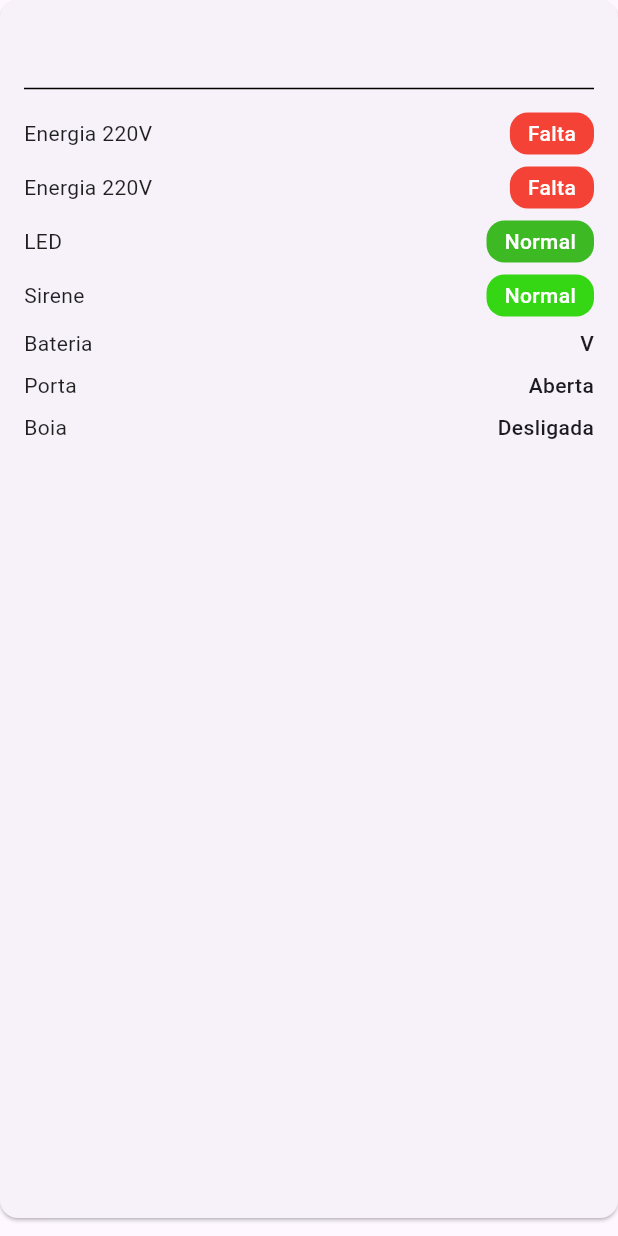
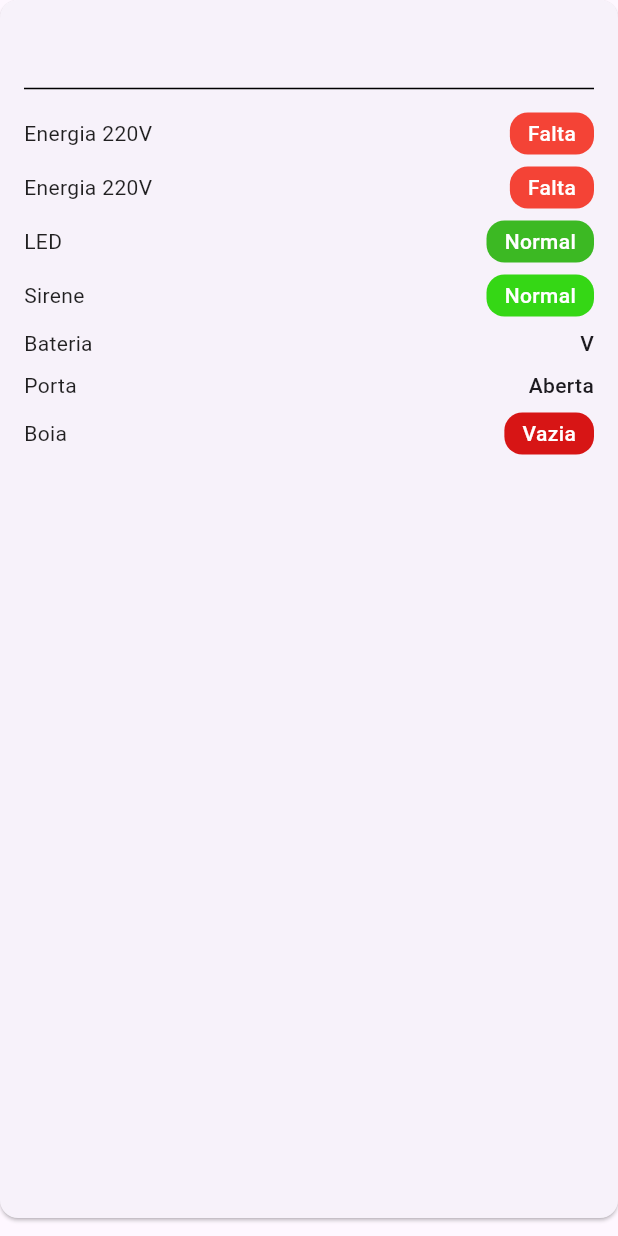
Before and after one commit to Eduardo-MKS/QualleControl, a Flutter app: the PainelReservatorioCard widget shown alone on an empty page, opened directly with empty values, on a phone screen of 412 x 824 dp. Run offline on Flutter 3.47's test engine with Material 3 defaults, Android fonts, the light colour scheme and no system bars; our stand-ins replace dio, fl_chart, flutter_svg, timezone.

Commit message:
refactor: adjusted boia in reservatorio card

```diff
--- a/lib/views/condominios/components/resumo/painel_reservatorio_card.dart
+++ b/lib/views/condominios/components/resumo/painel_reservatorio_card.dart
@@ -95,8 +95,12 @@ class PainelReservatorioCard extends StatelessWidget {
                 label: "Boia",
                 value:
                     condominio.boiaStatusReservatorio == true
-                        ? "Ligada"
-                        : "Desligada",
+                        ? "Normal"
+                        : "Vazia",
+                statusColor:
+                    condominio.painelSirene == true
+                        ? const Color.fromARGB(255, 76, 244, 54)
+                        : const Color.fromARGB(255, 215, 21, 21),
               ),
           ],
         ),
```
